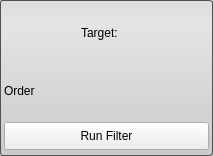
Before: the Qt Designer form src/Interface/ToolInterface/OtsuThresholdFilterInterface.ui in SCIInstitute/Seg3D, drawn with Qt 5.
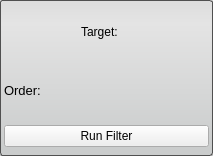
After: the same form once the commit is applied.

Patch:
```diff
--- a/src/Interface/ToolInterface/OtsuThresholdFilterInterface.ui
+++ b/src/Interface/ToolInterface/OtsuThresholdFilterInterface.ui
@@ -46,7 +46,7 @@
   </property>
   <layout class="QVBoxLayout" name="verticalLayout">
    <property name="spacing">
-    <number>0</number>
+    <number>2</number>
    </property>
    <property name="margin">
     <number>4</number>
@@ -81,24 +81,16 @@
     <layout class="QHBoxLayout" name="orderHLayout_top">
      <item>
       <widget class="QLabel" name="orderLabel">
+       <property name="font">
+        <font>
+         <pointsize>10</pointsize>
+        </font>
+       </property>
        <property name="text">
-        <string>Order</string>
+        <string>Order:</string>
        </property>
       </widget>
      </item>
-     <item>
-      <spacer name="orderHSpacer">
-       <property name="orientation">
-        <enum>Qt::Horizontal</enum>
-       </property>
-       <property name="sizeHint" stdset="0">
-        <size>
-         <width>40</width>
-         <height>20</height>
-        </size>
-       </property>
-      </spacer>
-     </item>
     </layout>
    </item>
    <item>
@@ -133,18 +125,6 @@
           <verstretch>0</verstretch>
          </sizepolicy>
         </property>
-        <property name="minimumSize">
-         <size>
-          <width>115</width>
-          <height>28</height>
-         </size>
-        </property>
-        <property name="maximumSize">
-         <size>
-          <width>16777215</width>
-          <height>28</height>
-         </size>
-        </property>
         <property name="layoutDirection">
          <enum>Qt::RightToLeft</enum>
         </property>
```
